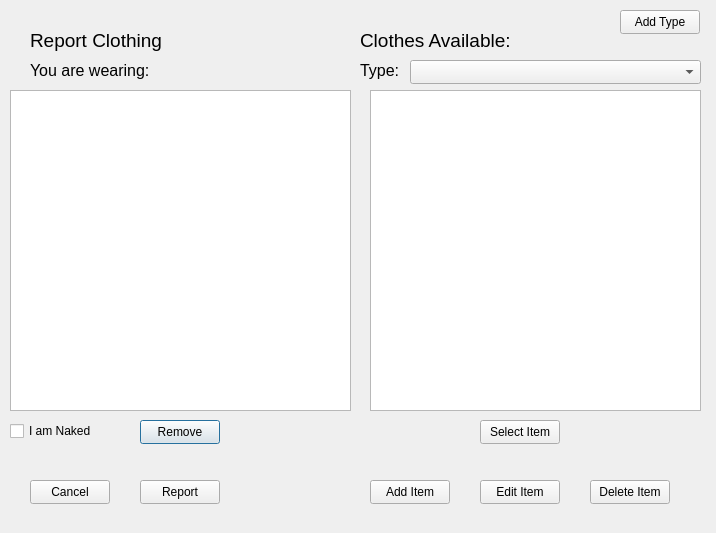
The window that reportclothing.ui (MijersOne/CyberDom-Qt) describes before a commit, drawn with Qt 5.
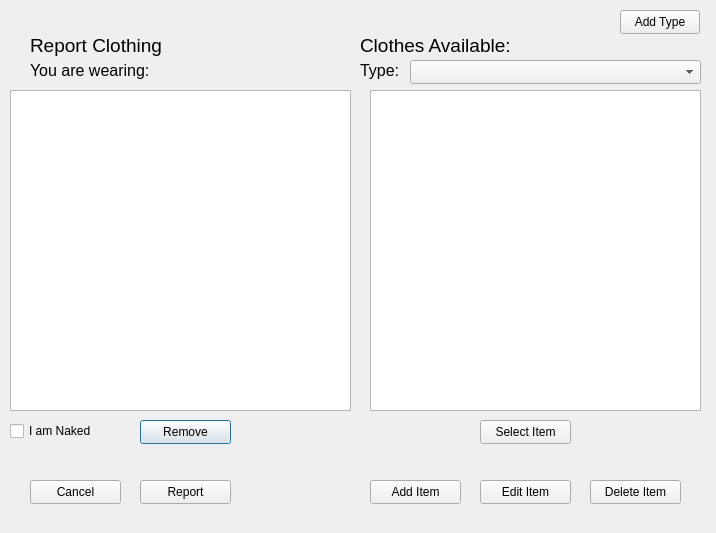
The same window after the commit.

Patch:
```diff
--- a/reportclothing.ui
+++ b/reportclothing.ui
@@ -19,7 +19,7 @@
      <x>30</x>
      <y>30</y>
      <width>141</width>
-     <height>21</height>
+     <height>31</height>
     </rect>
    </property>
    <property name="font">
@@ -74,7 +74,7 @@
     <rect>
      <x>10</x>
      <y>420</y>
-     <width>91</width>
+     <width>101</width>
      <height>22</height>
     </rect>
    </property>
@@ -87,7 +87,7 @@
     <rect>
      <x>140</x>
      <y>420</y>
-     <width>80</width>
+     <width>91</width>
      <height>24</height>
     </rect>
    </property>
@@ -100,7 +100,7 @@
     <rect>
      <x>30</x>
      <y>480</y>
-     <width>80</width>
+     <width>91</width>
      <height>24</height>
     </rect>
    </property>
@@ -113,7 +113,7 @@
     <rect>
      <x>140</x>
      <y>480</y>
-     <width>80</width>
+     <width>91</width>
      <height>24</height>
     </rect>
    </property>
@@ -126,7 +126,7 @@
     <rect>
      <x>480</x>
      <y>420</y>
-     <width>80</width>
+     <width>91</width>
      <height>24</height>
     </rect>
    </property>
@@ -139,7 +139,7 @@
     <rect>
      <x>370</x>
      <y>480</y>
-     <width>80</width>
+     <width>91</width>
      <height>24</height>
     </rect>
    </property>
@@ -152,7 +152,7 @@
     <rect>
      <x>480</x>
      <y>480</y>
-     <width>80</width>
+     <width>91</width>
      <height>24</height>
     </rect>
    </property>
@@ -165,7 +165,7 @@
     <rect>
      <x>590</x>
      <y>480</y>
-     <width>80</width>
+     <width>91</width>
      <height>24</height>
     </rect>
    </property>
@@ -210,7 +210,7 @@
      <x>360</x>
      <y>30</y>
      <width>161</width>
-     <height>21</height>
+     <height>31</height>
     </rect>
    </property>
    <property name="font">
```
